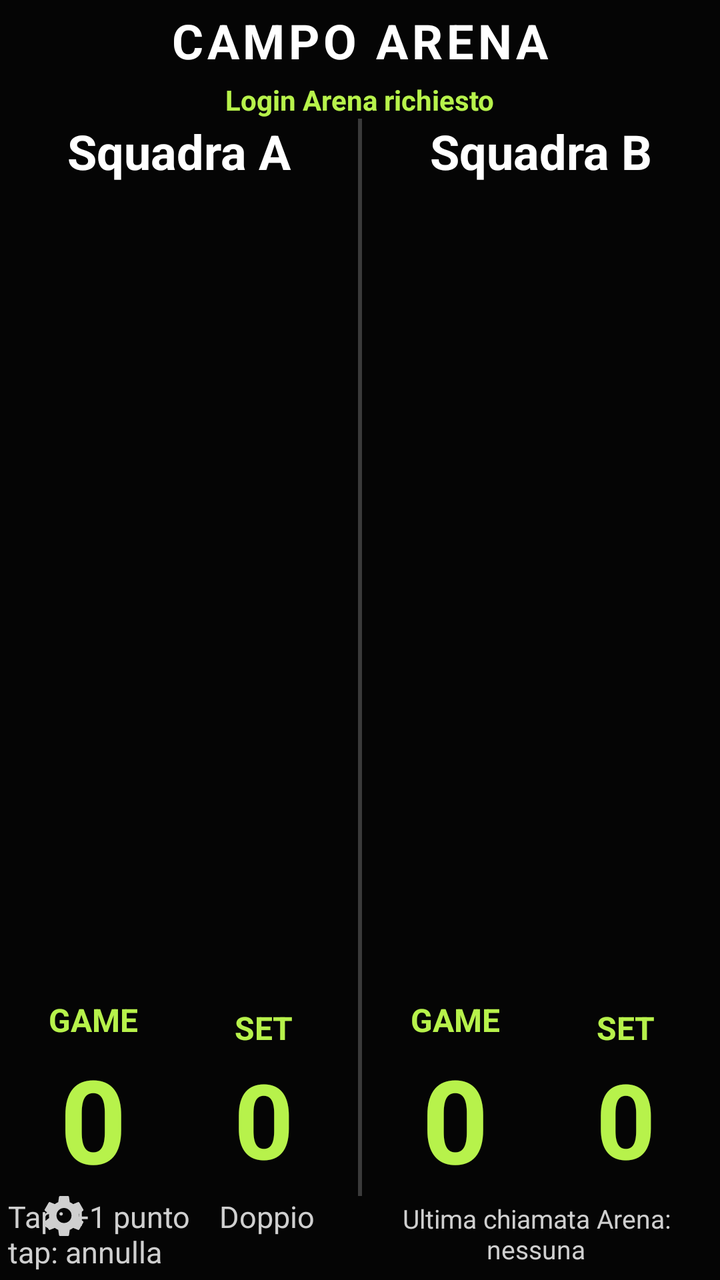
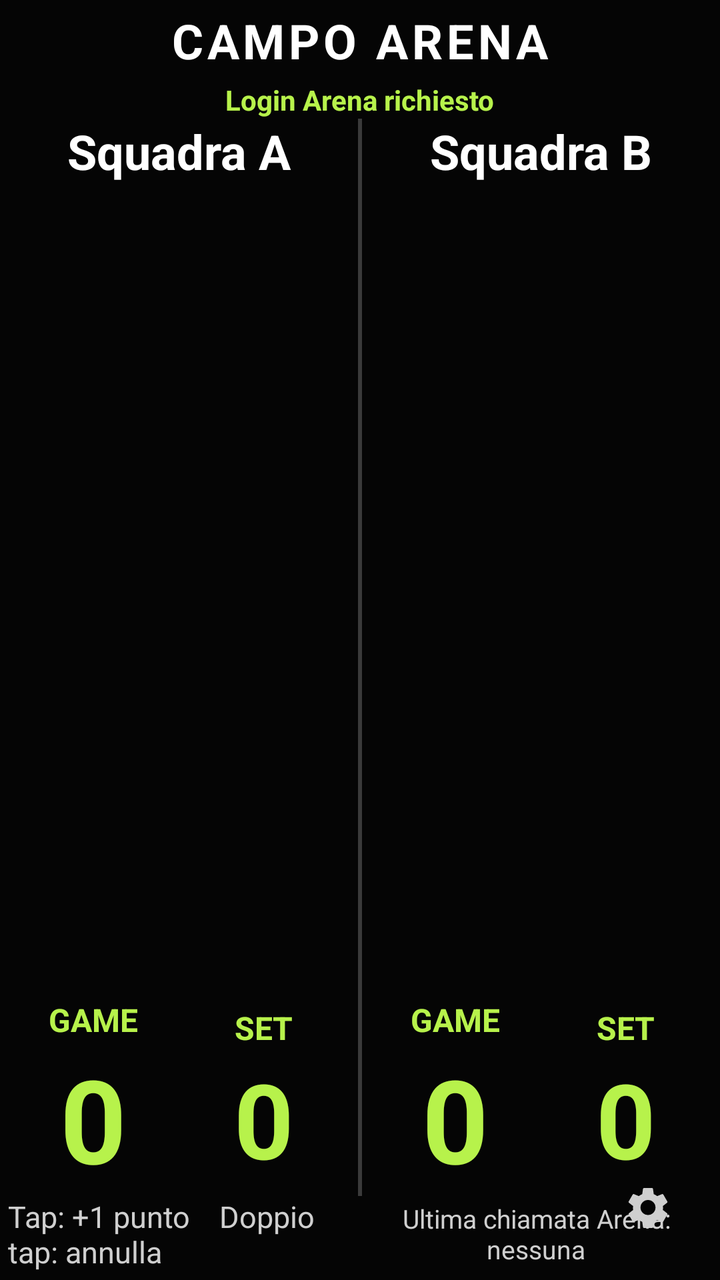

An Android layout rendered at two revisions. The XML below is the earlier revision; the diff shows what the commit changed to produce the second picture.
<!-- AndroidManifest.xml: application theme Theme.PadelBoardArena -->
<!-- res/layout/activity_main.xml -->
<?xml version="1.0" encoding="utf-8"?>
<FrameLayout
    xmlns:android="http://schemas.android.com/apk/res/android"
    android:layout_width="match_parent"
    android:layout_height="match_parent"
    android:background="#050505"
    android:padding="4dp">

    <LinearLayout
        android:layout_width="match_parent"
        android:layout_height="match_parent"
        android:orientation="vertical">

        <LinearLayout
            android:layout_width="match_parent"
            android:layout_height="wrap_content"
            android:orientation="vertical"
            android:gravity="center">

            <TextView
                android:id="@+id/titleText"
                android:layout_width="wrap_content"
                android:layout_height="wrap_content"
                android:text="CAMPO ARENA"
                android:textColor="#FFFFFF"
                android:textSize="24sp"
                android:textStyle="bold"
                android:letterSpacing="0.08" />

            <TextView
                android:id="@+id/arenaConnectionStatusText"
                android:layout_width="wrap_content"
                android:layout_height="wrap_content"
                android:text="Login Arena richiesto"
                android:textColor="#B7F24B"
                android:textSize="14sp"
                android:textStyle="bold"
                android:paddingTop="4dp" />

        </LinearLayout>

        <LinearLayout
            android:layout_width="match_parent"
            android:layout_height="0dp"
            android:layout_weight="1"
            android:orientation="horizontal"
            android:gravity="center"
            android:paddingTop="0dp"
            android:paddingBottom="0dp">

            <LinearLayout
                android:id="@+id/sideAPanel"
                android:layout_width="0dp"
                android:layout_height="match_parent"
                android:layout_weight="1"
                android:orientation="vertical"
                android:gravity="center"
                android:paddingEnd="4dp">

                <TextView
                    android:id="@+id/teamAText"
                    android:layout_width="match_parent"
                    android:layout_height="wrap_content"
                    android:text="Squadra A"
                    android:textColor="#FFFFFF"
                    android:textSize="24sp"
                    android:textStyle="bold"
                    android:gravity="center" />

                <TextView
                    android:id="@+id/scoreAText"
                    android:layout_width="match_parent"
                    android:layout_height="0dp"
                    android:layout_weight="1"
                    android:text="0"
                    android:textColor="#FFFFFF"
                    android:textSize="320sp"
                    android:textStyle="bold"
                    android:gravity="center"
                    android:singleLine="true"
                    android:maxLines="1"
                    android:autoSizeTextType="uniform"
                    android:autoSizeMinTextSize="140sp"
                    android:autoSizeMaxTextSize="380sp"
                    android:autoSizeStepGranularity="4sp"
                    android:includeFontPadding="false" />

                <LinearLayout
                    android:layout_width="match_parent"
                    android:layout_height="wrap_content"
                    android:orientation="horizontal"
                    android:gravity="center"
                    android:baselineAligned="false">

                    <LinearLayout
                        android:layout_width="0dp"
                        android:layout_height="wrap_content"
                        android:layout_weight="1"
                        android:orientation="vertical"
                        android:gravity="center">

                        <TextView
                            android:layout_width="wrap_content"
                            android:layout_height="wrap_content"
                            android:text="GAME"
                            android:textColor="#B7F24B"
                            android:textSize="16sp"
                            android:textStyle="bold" />

                        <TextView
                            android:id="@+id/gamesAText"
                            android:layout_width="wrap_content"
                            android:layout_height="wrap_content"
                            android:text="0"
                            android:textColor="#B7F24B"
                            android:textSize="58sp"
                            android:textStyle="bold" />

                    </LinearLayout>

                    <LinearLayout
                        android:layout_width="0dp"
                        android:layout_height="wrap_content"
                        android:layout_weight="1"
                        android:orientation="vertical"
                        android:gravity="center">

                        <TextView
                            android:layout_width="wrap_content"
                            android:layout_height="wrap_content"
                            android:text="SET"
                            android:textColor="#B7F24B"
                            android:textSize="16sp"
                            android:textStyle="bold" />

                        <TextView
                            android:id="@+id/setsAText"
                            android:layout_width="wrap_content"
                            android:layout_height="wrap_content"
                            android:text="0"
                            android:textColor="#B7F24B"
                            android:textSize="52sp"
                            android:textStyle="bold" />

                    </LinearLayout>

                </LinearLayout>

            </LinearLayout>

            <View
                android:layout_width="2dp"
                android:layout_height="match_parent"
                android:background="#3A3A3A" />

            <LinearLayout
                android:id="@+id/sideBPanel"
                android:layout_width="0dp"
                android:layout_height="match_parent"
                android:layout_weight="1"
                android:orientation="vertical"
                android:gravity="center"
                android:paddingStart="4dp">

                <TextView
                    android:id="@+id/teamBText"
                    android:layout_width="match_parent"
                    android:layout_height="wrap_content"
                    android:text="Squadra B"
                    android:textColor="#FFFFFF"
                    android:textSize="24sp"
                    android:textStyle="bold"
                    android:gravity="center" />

                <TextView
                    android:id="@+id/scoreBText"
                    android:layout_width="match_parent"
                    android:layout_height="0dp"
                    android:layout_weight="1"
                    android:text="0"
                    android:textColor="#FFFFFF"
                    android:textSize="320sp"
                    android:textStyle="bold"
                    android:gravity="center"
                    android:singleLine="true"
                    android:maxLines="1"
                    android:autoSizeTextType="uniform"
                    android:autoSizeMinTextSize="140sp"
                    android:autoSizeMaxTextSize="380sp"
                    android:autoSizeStepGranularity="4sp"
                    android:includeFontPadding="false" />

                <LinearLayout
                    android:layout_width="match_parent"
                    android:layout_height="wrap_content"
                    android:orientation="horizontal"
                    android:gravity="center"
                    android:baselineAligned="false">

                    <LinearLayout
                        android:layout_width="0dp"
                        android:layout_height="wrap_content"
                        android:layout_weight="1"
                        android:orientation="vertical"
                        android:gravity="center">

                        <TextView
                            android:layout_width="wrap_content"
                            android:layout_height="wrap_content"
                            android:text="GAME"
                            android:textColor="#B7F24B"
                            android:textSize="16sp"
                            android:textStyle="bold" />

                        <TextView
                            android:id="@+id/gamesBText"
                            android:layout_width="wrap_content"
                            android:layout_height="wrap_content"
                            android:text="0"
                            android:textColor="#B7F24B"
                            android:textSize="58sp"
                            android:textStyle="bold" />

                    </LinearLayout>

                    <LinearLayout
                        android:layout_width="0dp"
                        android:layout_height="wrap_content"
                        android:layout_weight="1"
                        android:orientation="vertical"
                        android:gravity="center">

                        <TextView
                            android:layout_width="wrap_content"
                            android:layout_height="wrap_content"
                            android:text="SET"
                            android:textColor="#B7F24B"
                            android:textSize="16sp"
                            android:textStyle="bold" />

                        <TextView
                            android:id="@+id/setsBText"
                            android:layout_width="wrap_content"
                            android:layout_height="wrap_content"
                            android:text="0"
                            android:textColor="#B7F24B"
                            android:textSize="52sp"
                            android:textStyle="bold" />

                    </LinearLayout>

                </LinearLayout>

            </LinearLayout>

        </LinearLayout>

        <LinearLayout
            android:layout_width="match_parent"
            android:layout_height="wrap_content"
            android:orientation="horizontal"
            android:gravity="center_vertical">

            <TextView
                android:id="@+id/helpText"
                android:layout_width="0dp"
                android:layout_height="wrap_content"
                android:layout_weight="1"
                android:text="Tap: +1 punto    Doppio tap: annulla"
                android:textColor="#CFCFCF"
                android:textSize="15sp" />

            <TextView
                android:id="@+id/arenaLastCallText"
                android:layout_width="0dp"
                android:layout_height="wrap_content"
                android:layout_weight="1"
                android:text="Ultima chiamata Arena: nessuna"
                android:textColor="#CFCFCF"
                android:textSize="13sp"
                android:gravity="center" />

        </LinearLayout>

    </LinearLayout>

    <ImageButton
        android:id="@+id/arenaSettingsButton"
        android:layout_width="56dp"
        android:layout_height="56dp"
        android:layout_gravity="bottom|start"
        android:background="?attr/selectableItemBackgroundBorderless"
        android:contentDescription="Impostazioni Arena"
        android:padding="14dp"
        android:src="@drawable/ic_settings"
        android:tint="#CFCFCF" />

    <LinearLayout
        android:layout_width="1dp"
        android:layout_height="1dp"
        android:visibility="gone"
        android:orientation="vertical">

        <TextView
            android:id="@+id/statusText"
            android:layout_width="wrap_content"
            android:layout_height="wrap_content" />

        <TextView
            android:id="@+id/phaseText"
            android:layout_width="wrap_content"
            android:layout_height="wrap_content" />

        <TextView
            android:id="@+id/eventText"
            android:layout_width="wrap_content"
            android:layout_height="wrap_content" />

        <TextView
            android:id="@+id/deviceAText"
            android:layout_width="wrap_content"
            android:layout_height="wrap_content" />

        <TextView
            android:id="@+id/deviceBText"
            android:layout_width="wrap_content"
            android:layout_height="wrap_content" />

        <Button
            android:id="@+id/startButton"
            android:layout_width="wrap_content"
            android:layout_height="wrap_content" />

    </LinearLayout>

</FrameLayout>
<!-- resources referenced by this layout -->
<resources>
  <!-- drawable ic_settings (drawable) -->
  <?xml version="1.0" encoding="utf-8"?>
  <vector xmlns:android="http://schemas.android.com/apk/res/android"
      android:width="24dp"
      android:height="24dp"
      android:viewportWidth="24"
      android:viewportHeight="24">
      <path
          android:fillColor="#FFFFFFFF"
          android:pathData="M19.43,12.98c0.04,-0.32 0.07,-0.65 0.07,-0.98s-0.02,-0.66 -0.07,-0.98l2.11,-1.65c0.19,-0.15 0.24,-0.42 0.12,-0.64l-2,-3.46c-0.12,-0.22 -0.37,-0.31 -0.6,-0.22l-2.49,1c-0.52,-0.4 -1.08,-0.73 -1.69,-0.98L14.5,2.42C14.47,2.18 14.25,2 14,2h-4c-0.25,0 -0.46,0.18 -0.5,0.42L9.12,5.07c-0.61,0.25 -1.17,0.59 -1.69,0.98l-2.49,-1c-0.23,-0.08 -0.48,0 -0.6,0.22l-2,3.46c-0.13,0.22 -0.07,0.49 0.12,0.64l2.11,1.65c-0.04,0.32 -0.08,0.65 -0.08,0.98s0.03,0.66 0.08,0.98l-2.11,1.65c-0.19,0.15 -0.24,0.42 -0.12,0.64l2,3.46c0.12,0.22 0.37,0.31 0.6,0.22l2.49,-1c0.52,0.4 1.08,0.73 1.69,0.98l0.38,2.65c0.04,0.24 0.25,0.42 0.5,0.42h4c0.25,0 0.47,-0.18 0.5,-0.42l0.38,-2.65c0.61,-0.25 1.17,-0.59 1.69,-0.98l2.49,1c0.23,0.08 0.48,0 0.6,-0.22l2,-3.46c0.12,-0.22 0.07,-0.49 -0.12,-0.64l-2.11,-1.65zM12,15.5A3.5,3.5 0,1 1,12 8a3.5,3.5 0,0 1,0 7.5z" />
  </vector>
  <style name="Theme.PadelBoardArena" parent="Base.Theme.PadelBoardArena" />
  <style name="Base.Theme.PadelBoardArena" parent="Theme.Material3.DayNight.NoActionBar">
          
          
      </style>
</resources>

<!-- the commit's change to res/layout/activity_main.xml (unified diff, before → after) -->
@@ -286,12 +286,12 @@
 
     <ImageButton
         android:id="@+id/arenaSettingsButton"
-        android:layout_width="56dp"
-        android:layout_height="56dp"
-        android:layout_gravity="bottom|start"
+        android:layout_width="64dp"
+        android:layout_height="64dp"
+        android:layout_gravity="bottom|end"
         android:background="?attr/selectableItemBackgroundBorderless"
         android:contentDescription="Impostazioni Arena"
-        android:padding="14dp"
+        android:padding="16dp"
         android:src="@drawable/ic_settings"
         android:tint="#CFCFCF" />
 
